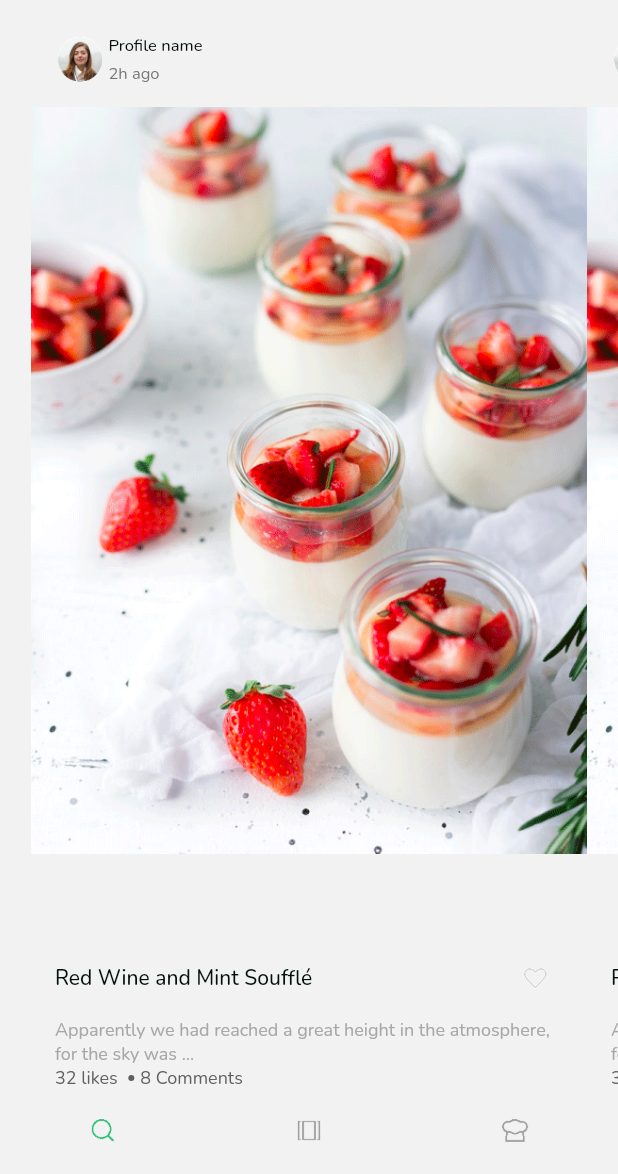
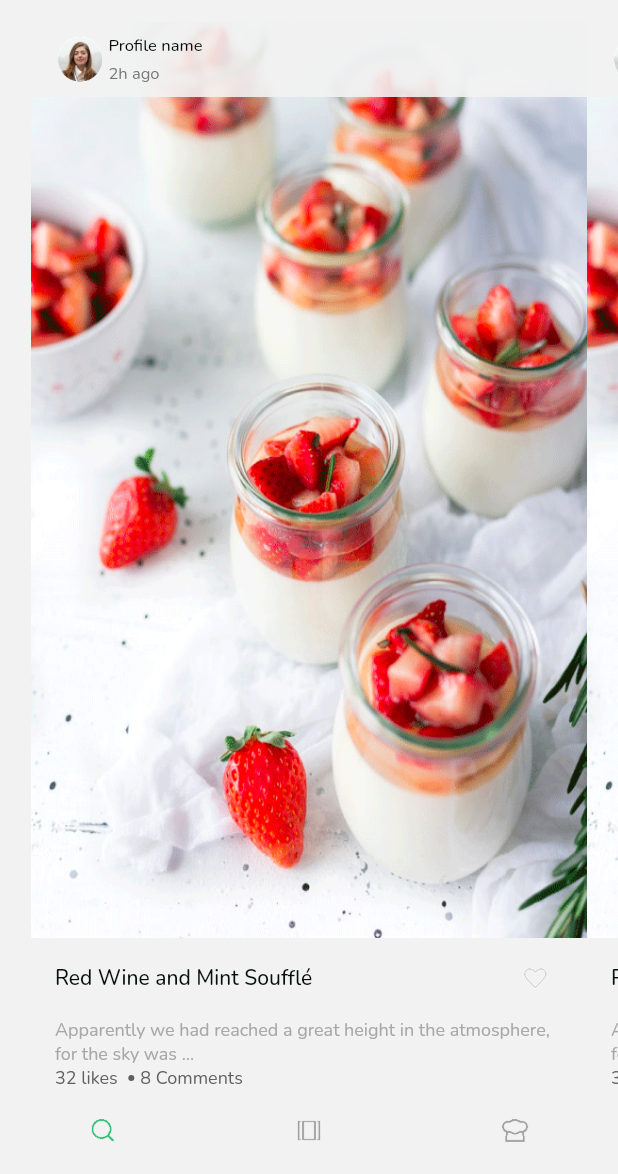
Before and after one commit to baka3k/mvvm-flutter, a Flutter app: the screen it shows after launch, on a phone screen of 412 x 824 dp, the part 62-1236 px from its top. Run offline on Flutter 3.47's test engine with Material 2 defaults, Android fonts, the phone set to English and light mode, and no system bars; our stand-ins replace connectivity_plus, get, google_fonts, google_maps_flutter; missing offline and left inert: flutter_polyline_points.

Commit message:
Update recipe_feed.dart

```diff
--- a/lib/app/feature/recipe_feed/views/recipe_feed.dart
+++ b/lib/app/feature/recipe_feed/views/recipe_feed.dart
@@ -74,6 +74,8 @@ class RecipeFeed extends GetWidget {
   _uiRecipe() {
     final PageController controller = PageController(viewportFraction: 0.9);
     return PageView.builder(
+        // pageSnapping: false,
+        physics: const BouncingScrollPhysics(),
         itemCount: 10,
         controller: controller,
         itemBuilder: (context, position) {
@@ -87,7 +89,13 @@ class RecipeFeed extends GetWidget {
         children: [
           Column(
             children: [
-              Expanded(child: Image.asset("assets/images/test_page.png")),
+              Expanded(
+                  child: AspectRatio(
+                      aspectRatio: 295 / 396,
+                      child: Image.asset(
+                        "assets/images/test_page.png",
+                        fit: BoxFit.fill,
+                      ))),
               _informationUI(constrains.maxWidth),
               Padding(
                 padding: const EdgeInsets.fromLTRB(16.0, 0, 16.0, 0),
@@ -168,7 +176,7 @@ class RecipeFeed extends GetWidget {
           ),
         ),
         Padding(
-          padding: const EdgeInsets.fromLTRB(8 , 8, 16, 8),
+          padding: const EdgeInsets.fromLTRB(8, 8, 16, 8),
           child: SizedBox(
               width: maxWidth * 0.1,
               height: maxWidth * 0.1,
```
